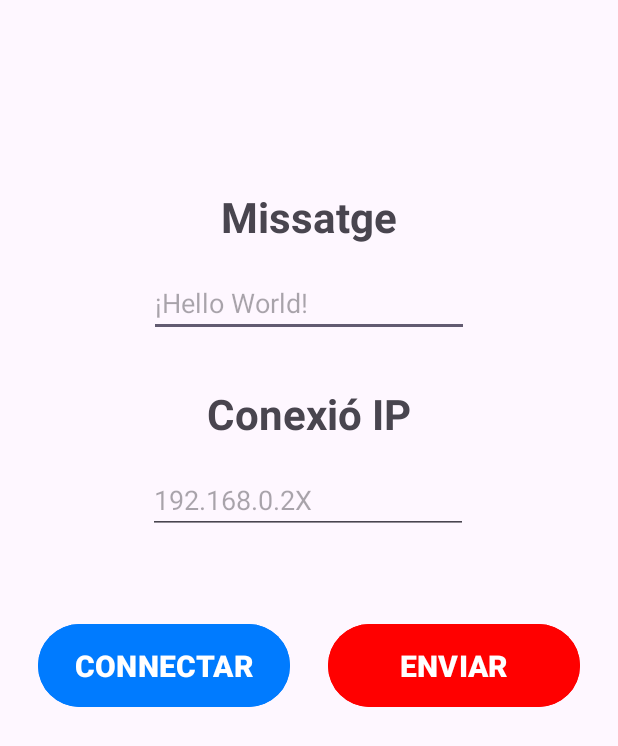
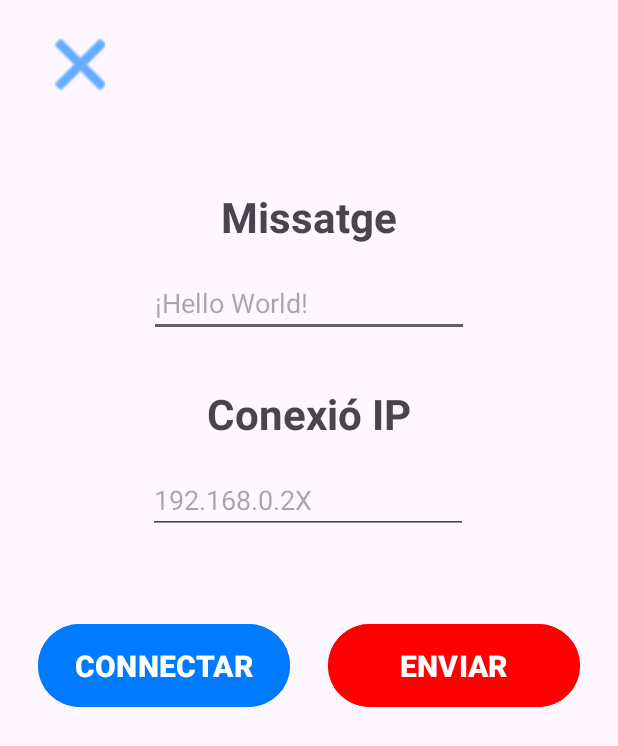
Before and after one commit to DBJPantayatorTeam/APP, an Android app: the MainActivity screen opened directly, with no data from a screen before it, after a tap on "CONNECTAR", on a phone screen of 412 x 824 dp. Shown: the top 746 px of the screen. Run offline under Robolectric (Android 15) with nearby library versions, the phone set to English and light mode, and no system bars.

Commit message:
Rediseño completado

```diff
--- a/app/src/main/java/com/example/pantayator/MainActivity.java
+++ b/app/src/main/java/com/example/pantayator/MainActivity.java
@@ -32,6 +32,7 @@ public class MainActivity extends AppCompatActivity {
     private Button historyButton;
     private Button imageButton;
 
+    private Button logoutButton;
 
     @Override
     protected void onCreate(Bundle savedInstanceState) {
@@ -49,11 +50,16 @@ public class MainActivity extends AppCompatActivity {
                     String ip = String.valueOf(ipET.getText());
                     connectToRPI(ip);
                 } else {
-                    //client.close();
                     webSocketManager.getWebSocketClient().close();
                     webSocketManager.deleteWebSocketClient();
+
+                    connectButton.setBackgroundTintList(getColorStateList(R.color.colorAzul));
+                    connectButton.setText("CONNECTAR");
+                    sendButton.setBackgroundTintList(getColorStateList(R.color.colorRojo));
+                    historyButton.setVisibility(View.INVISIBLE);
+                    imageButton.setVisibility(View.INVISIBLE);
+                    logoutButton.setVisibility(View.VISIBLE);
                 }
-
             }
         });
 
@@ -67,7 +73,7 @@ public class MainActivity extends AppCompatActivity {
 
                 String message = msgET.getText().toString();
                 try {
-                    client.send(String.format("{\"type\":\"show\", \"value\": \"%s\"}",message));
+                    webSocketManager.getWebSocketClient().send(String.format("{\"type\":\"show\", \"value\": \"%s\"}",message));
                     addMessageToHistory(message);
                 } catch (WebsocketNotConnectedException e) {
                     e.printStackTrace();
@@ -94,14 +100,22 @@ public class MainActivity extends AppCompatActivity {
             }
         });
 
+        logoutButton = findViewById(R.id.logoutButton);
+        logoutButton.setOnClickListener(new View.OnClickListener(){
+
+            @Override
+            public void onClick(View view) {
+                goToLogin();
+            }
+        });
+
         if (webSocketManager.getWebSocketClient() != null) {
-            client = webSocketManager.getWebSocketClient();
             connectButton.setBackgroundTintList(getColorStateList(R.color.colorRojo));
             connectButton.setText("DESCONNECTAR");
             sendButton.setBackgroundTintList(getColorStateList(R.color.colorVerde));
             historyButton.setVisibility(View.VISIBLE);
             imageButton.setVisibility(View.VISIBLE);
-            Toast.makeText(MainActivity.this, "S'ha establert la connexió", Toast.LENGTH_SHORT).show();
+            logoutButton.setVisibility(View.INVISIBLE);
         };
     }
 
@@ -136,6 +150,7 @@ public class MainActivity extends AppCompatActivity {
                             sendButton.setBackgroundTintList(getColorStateList(R.color.colorVerde));
                             historyButton.setVisibility(View.VISIBLE);
                             imageButton.setVisibility(View.VISIBLE);
+                            logoutButton.setVisibility(View.INVISIBLE);
                             Toast.makeText(MainActivity.this, "S'ha establert la connexió", Toast.LENGTH_SHORT).show();
                         }
                     });
@@ -155,9 +170,10 @@ public class MainActivity extends AppCompatActivity {
                         public void run() {
                             connectButton.setBackgroundTintList(getColorStateList(R.color.colorAzul));
                             connectButton.setText("CONNECTAR");
-                            sendButton.setBackgroundColor(Color.RED);
+                            sendButton.setBackgroundTintList(getColorStateList(R.color.colorRojo));
                             historyButton.setVisibility(View.INVISIBLE);
                             imageButton.setVisibility(View.INVISIBLE);
+                            logoutButton.setVisibility(View.VISIBLE);
                             Toast.makeText(MainActivity.this, "S'ha desconnectat", Toast.LENGTH_SHORT).show();
                         }
                     });
@@ -188,6 +204,11 @@ public class MainActivity extends AppCompatActivity {
         startActivity(goSI);
     }
 
+    private void goToLogin(){
+        Intent goLg = new Intent(getApplicationContext(), LoginActivity.class);
+        startActivity(goLg);
+    }
+
     private boolean isConnected() {
         //return client != null && client.getConnection().isOpen();
         return webSocketManager.getWebSocketClient() != null && webSocketManager.getWebSocketClient().getConnection().isOpen();
--- a/app/src/main/res/layout/activity_main.xml
+++ b/app/src/main/res/layout/activity_main.xml
@@ -5,6 +5,25 @@
     android:layout_width="match_parent"
     android:layout_height="match_parent"
     tools:context=".MainActivity">
+
+    <Button
+        android:id="@+id/logoutButton"
+        android:layout_width="54dp"
+        android:layout_height="54dp"
+        android:layout_marginStart="16dp"
+        android:layout_marginTop="16dp"
+        android:backgroundTint="#00FFFFFF"
+        android:paddingLeft="10dp"
+        android:paddingTop="0dp"
+        android:paddingRight="0dp"
+        android:paddingBottom="0dp"
+        app:icon="@android:drawable/ic_menu_close_clear_cancel"
+        app:iconPadding="0dp"
+        app:iconSize="55dp"
+        app:iconTint="#007BFF"
+        app:layout_constraintStart_toStartOf="parent"
+        app:layout_constraintTop_toTopOf="parent"
+        tools:visibility="visible" />
 
     <Button
         android:id="@+id/imageButton"
```
Also changed, not shown: app/src/main/java/com/example/pantayator/ActivitySendImage.java (+17 -1 lines), app/src/main/java/com/example/pantayator/LoginActivity.java (+16 -30 lines), app/src/main/res/layout/activity_send_image.xml (+44 -2 lines).
